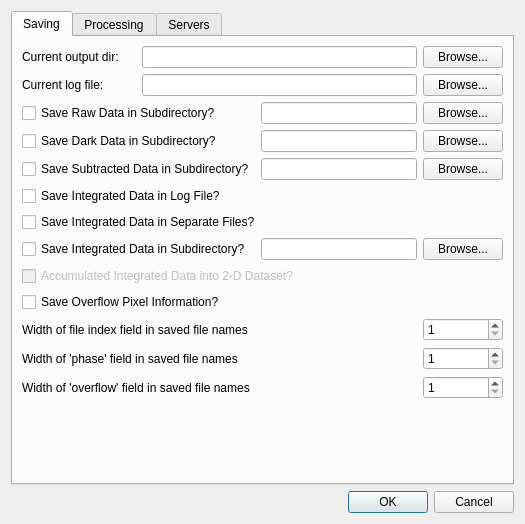
guyjennings/qxrd, file source/qxrdexperimentpreferencesdialog.ui: the form before one commit.
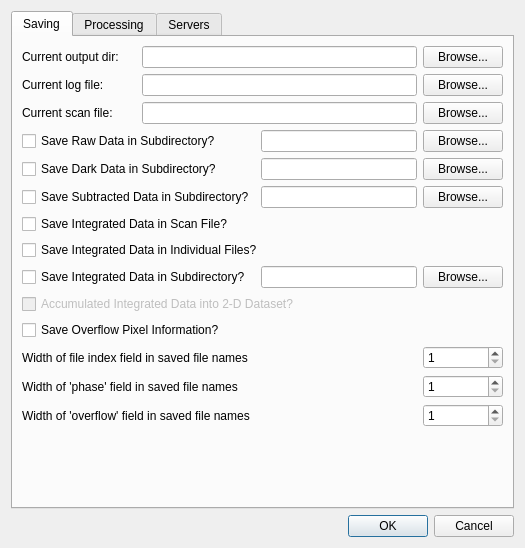
The form after the commit.

Commit message: Added browse buttons for output directory, log file and scan file

Diff of the .ui file:
```diff
--- a/source/qxrdexperimentpreferencesdialog.ui
+++ b/source/qxrdexperimentpreferencesdialog.ui
@@ -7,7 +7,7 @@
     <x>0</x>
     <y>0</y>
     <width>525</width>
-    <height>524</height>
+    <height>548</height>
    </rect>
   </property>
   <property name="windowTitle">
@@ -34,82 +34,82 @@
        <string>Saving</string>
       </attribute>
       <layout class="QGridLayout" name="gridLayout_7">
-       <item row="2" column="0" colspan="2">
-        <widget class="QCheckBox" name="m_SaveRawInSubdir">
-         <property name="text">
-          <string>Save Raw Data in Subdirectory?</string>
+       <item row="9" column="0" colspan="5">
+        <widget class="QCheckBox" name="m_AccumulateIntegrated2D">
+         <property name="enabled">
+          <bool>false</bool>
          </property>
-        </widget>
-       </item>
-       <item row="2" column="2" colspan="2">
-        <widget class="QLineEdit" name="m_SaveRawSubdir"/>
-       </item>
-       <item row="2" column="4">
-        <widget class="QPushButton" name="m_SaveRawBrowse">
          <property name="text">
-          <string>Browse...</string>
+          <string>Accumulated Integrated Data into 2-D Dataset?</string>
          </property>
+         <property name="checkable">
+          <bool>true</bool>
+         </property>
         </widget>
        </item>
-       <item row="3" column="0" colspan="2">
-        <widget class="QCheckBox" name="m_SaveDarkInSubdir">
+       <item row="8" column="0" colspan="2">
+        <widget class="QCheckBox" name="m_SaveIntegratedInSubdir">
          <property name="text">
-          <string>Save Dark Data in Subdirectory?</string>
+          <string>Save Integrated Data in Subdirectory?</string>
          </property>
         </widget>
        </item>
-       <item row="3" column="2" colspan="2">
-        <widget class="QLineEdit" name="m_SaveDarkSubdir"/>
-       </item>
        <item row="3" column="4">
-        <widget class="QPushButton" name="m_SaveDarkBrowse">
+        <widget class="QPushButton" name="m_SaveRawBrowse">
          <property name="text">
           <string>Browse...</string>
          </property>
         </widget>
        </item>
-       <item row="4" column="0" colspan="2">
+       <item row="12" column="0" colspan="4">
+        <widget class="QLabel" name="label_11">
+         <property name="text">
+          <string>Width of 'phase' field in saved file names</string>
+         </property>
+        </widget>
+       </item>
+       <item row="12" column="4">
+        <widget class="QSpinBox" name="m_FilePhaseWidth">
+         <property name="minimum">
+          <number>1</number>
+         </property>
+         <property name="maximum">
+          <number>20</number>
+         </property>
+        </widget>
+       </item>
+       <item row="5" column="0" colspan="2">
         <widget class="QCheckBox" name="m_SaveSubtractedInSubdir">
          <property name="text">
           <string>Save Subtracted Data in Subdirectory?</string>
          </property>
         </widget>
        </item>
-       <item row="4" column="2" colspan="2">
-        <widget class="QLineEdit" name="m_SaveSubtractedSubdir"/>
-       </item>
-       <item row="4" column="4">
-        <widget class="QPushButton" name="m_SaveSubtractedBrowse">
+       <item row="0" column="4">
+        <widget class="QPushButton" name="m_CurrentOutputBrowse">
          <property name="text">
           <string>Browse...</string>
          </property>
         </widget>
        </item>
-       <item row="6" column="0" colspan="4">
-        <widget class="QCheckBox" name="m_SaveIntegratedInSeparateFiles">
-         <property name="text">
-          <string>Save Integrated Data in Separate Files?</string>
-         </property>
-        </widget>
+       <item row="0" column="1" colspan="3">
+        <widget class="QLineEdit" name="m_CurrentOutputDirectory"/>
        </item>
-       <item row="7" column="0" colspan="2">
-        <widget class="QCheckBox" name="m_SaveIntegratedInSubdir">
+       <item row="0" column="0">
+        <widget class="QLabel" name="label_2">
          <property name="text">
-          <string>Save Integrated Data in Subdirectory?</string>
+          <string>Current output dir:</string>
          </property>
         </widget>
        </item>
-       <item row="7" column="2" colspan="2">
-        <widget class="QLineEdit" name="m_SaveIntegratedSubdir"/>
-       </item>
-       <item row="7" column="4">
+       <item row="8" column="4">
         <widget class="QPushButton" name="m_SaveIntegratedBrowse">
          <property name="text">
           <string>Browse...</string>
          </property>
         </widget>
        </item>
-       <item row="13" column="1">
+       <item row="14" column="1">
         <spacer name="verticalSpacer_5">
          <property name="orientation">
           <enum>Qt::Vertical</enum>
@@ -122,61 +122,24 @@
          </property>
         </spacer>
        </item>
-       <item row="8" column="0" colspan="5">
-        <widget class="QCheckBox" name="m_AccumulateIntegrated2D">
-         <property name="enabled">
-          <bool>false</bool>
-         </property>
+       <item row="3" column="0" colspan="2">
+        <widget class="QCheckBox" name="m_SaveRawInSubdir">
          <property name="text">
-          <string>Accumulated Integrated Data into 2-D Dataset?</string>
+          <string>Save Raw Data in Subdirectory?</string>
          </property>
-         <property name="checkable">
-          <bool>true</bool>
-         </property>
         </widget>
        </item>
-       <item row="0" column="1" colspan="3">
-        <widget class="QLineEdit" name="m_CurrentOutputDirectory"/>
+       <item row="8" column="2" colspan="2">
+        <widget class="QLineEdit" name="m_SaveIntegratedSubdir"/>
        </item>
-       <item row="0" column="0">
-        <widget class="QLabel" name="label_2">
-         <property name="text">
-          <string>Current output dir:</string>
-         </property>
-        </widget>
-       </item>
-       <item row="0" column="4">
-        <widget class="QPushButton" name="m_CurrentOutputBrowse">
-         <property name="text">
-          <string>Browse...</string>
-         </property>
-        </widget>
-       </item>
-       <item row="1" column="0">
-        <widget class="QLabel" name="label_10">
-         <property name="text">
-          <string>Current log file:</string>
-         </property>
-        </widget>
-       </item>
-       <item row="1" column="1" colspan="3">
-        <widget class="QLineEdit" name="m_CurrentLogFile"/>
-       </item>
-       <item row="1" column="4">
-        <widget class="QPushButton" name="m_CurrentLogfileBrowse">
-         <property name="text">
-          <string>Browse...</string>
-         </property>
-        </widget>
-       </item>
-       <item row="5" column="0" colspan="4">
+       <item row="6" column="0" colspan="4">
         <widget class="QCheckBox" name="m_SaveIntegratedInLogFile">
          <property name="text">
-          <string>Save Integrated Data in Log File?</string>
+          <string>Save Integrated Data in Scan File?</string>
          </property>
         </widget>
        </item>
-       <item row="9" column="0" colspan="5">
+       <item row="10" column="0" colspan="5">
         <widget class="QCheckBox" name="m_SaveOverflowFiles">
          <property name="enabled">
           <bool>true</bool>
@@ -192,31 +155,48 @@
          </property>
         </widget>
        </item>
-       <item row="10" column="0" colspan="4">
+       <item row="11" column="0" colspan="4">
         <widget class="QLabel" name="label_3">
          <property name="text">
           <string>Width of file index field in saved file names</string>
          </property>
         </widget>
        </item>
-       <item row="11" column="0" colspan="4">
-        <widget class="QLabel" name="label_11">
+       <item row="1" column="0">
+        <widget class="QLabel" name="label_10">
          <property name="text">
-          <string>Width of 'phase' field in saved file names</string>
+          <string>Current log file:</string>
+         </property>
+        </widget>
+       </item>
+       <item row="1" column="1" colspan="3">
+        <widget class="QLineEdit" name="m_CurrentLogFile"/>
+       </item>
+       <item row="5" column="2" colspan="2">
+        <widget class="QLineEdit" name="m_SaveSubtractedSubdir"/>
+       </item>
+       <item row="4" column="4">
+        <widget class="QPushButton" name="m_SaveDarkBrowse">
+         <property name="text">
+          <string>Browse...</string>
+         </property>
+        </widget>
+       </item>
+       <item row="7" column="0" colspan="4">
+        <widget class="QCheckBox" name="m_SaveIntegratedInSeparateFiles">
+         <property name="text">
+          <string>Save Integrated Data in Individual Files?</string>
+         </property>
+        </widget>
+       </item>
+       <item row="5" column="4">
+        <widget class="QPushButton" name="m_SaveSubtractedBrowse">
+         <property name="text">
+          <string>Browse...</string>
          </property>
         </widget>
        </item>
        <item row="11" column="4">
-        <widget class="QSpinBox" name="m_FilePhaseWidth">
-         <property name="minimum">
-          <number>1</number>
-         </property>
-         <property name="maximum">
-          <number>20</number>
-         </property>
-        </widget>
-       </item>
-       <item row="10" column="4">
         <widget class="QSpinBox" name="m_FileIndexWidth">
          <property name="minimum">
           <number>1</number>
@@ -226,14 +206,14 @@
          </property>
         </widget>
        </item>
-       <item row="12" column="0" colspan="4">
+       <item row="13" column="0" colspan="4">
         <widget class="QLabel" name="label_12">
          <property name="text">
           <string>Width of 'overflow' field in saved file names</string>
          </property>
         </widget>
        </item>
-       <item row="12" column="4">
+       <item row="13" column="4">
         <widget class="QSpinBox" name="m_FileOverflowWidth">
          <property name="minimum">
           <number>1</number>
@@ -243,6 +223,43 @@
          </property>
         </widget>
        </item>
+       <item row="4" column="2" colspan="2">
+        <widget class="QLineEdit" name="m_SaveDarkSubdir"/>
+       </item>
+       <item row="4" column="0" colspan="2">
+        <widget class="QCheckBox" name="m_SaveDarkInSubdir">
+         <property name="text">
+          <string>Save Dark Data in Subdirectory?</string>
+         </property>
+        </widget>
+       </item>
+       <item row="1" column="4">
+        <widget class="QPushButton" name="m_CurrentLogFileBrowse">
+         <property name="text">
+          <string>Browse...</string>
+         </property>
+        </widget>
+       </item>
+       <item row="3" column="2" colspan="2">
+        <widget class="QLineEdit" name="m_SaveRawSubdir"/>
+       </item>
+       <item row="2" column="0">
+        <widget class="QLabel" name="label_13">
+         <property name="text">
+          <string>Current scan file:</string>
+         </property>
+        </widget>
+       </item>
+       <item row="2" column="1" colspan="3">
+        <widget class="QLineEdit" name="m_CurrentScanFile"/>
+       </item>
+       <item row="2" column="4">
+        <widget class="QPushButton" name="m_CurrentScanFileBrowse">
+         <property name="text">
+          <string>Browse...</string>
+         </property>
+        </widget>
+       </item>
       </layout>
      </widget>
      <widget class="QWidget" name="tab_3">
```
The commit also changes 6 other files.
